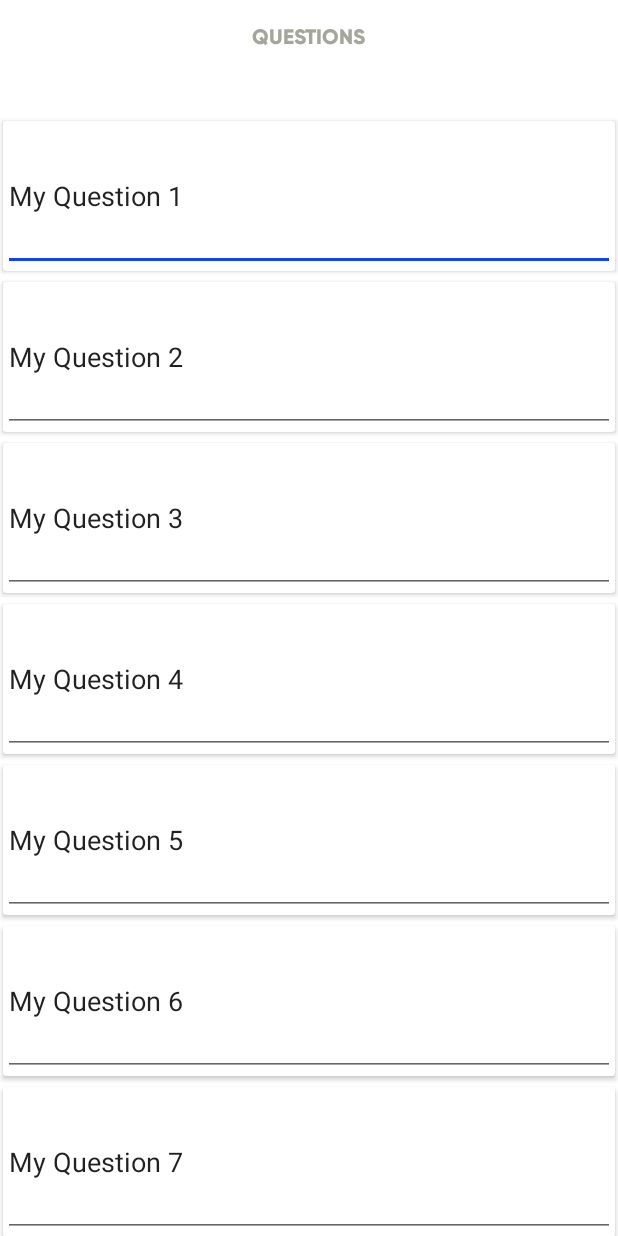
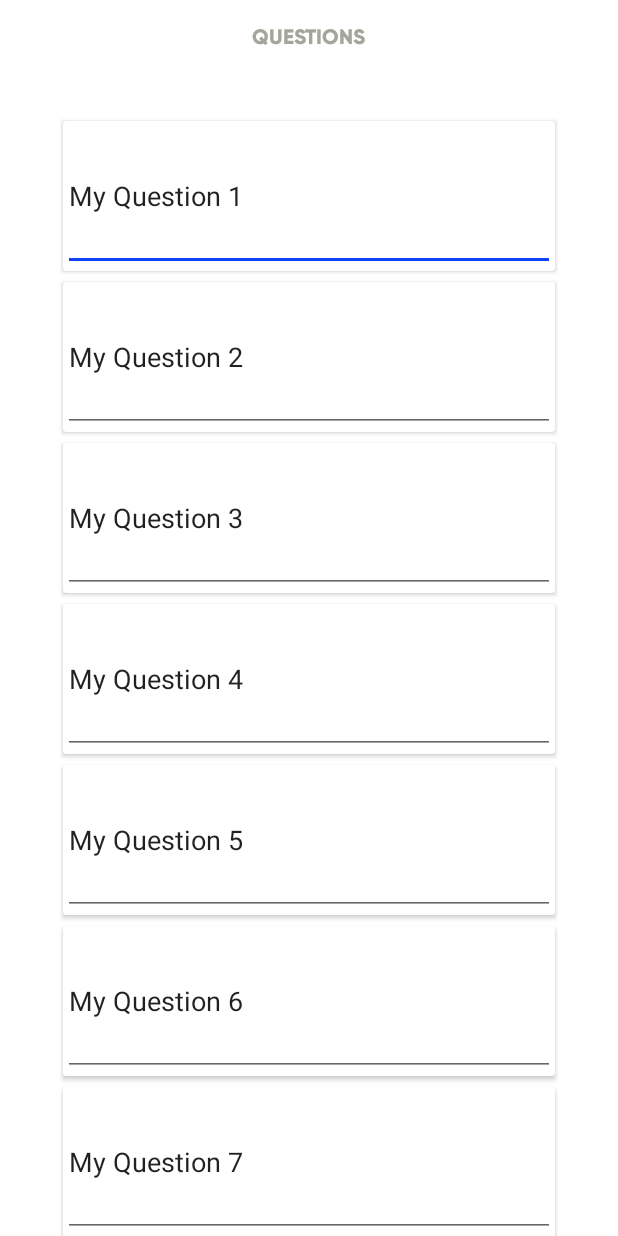
Before and after one commit to confringoinc/Enigma, an Android app: the fragment DataFragment shown on its own in the app's theme, on a phone screen of 412 x 824 dp. Run offline under Robolectric (Android 15) with nearby library versions, the phone set to English and light mode, and no system bars; 2 statements that could not run were skipped.

Commit message:
UPDATE: First commit

```diff
--- a/app/src/main/java/com/example/makepaper/QuestionAdapter.kt
+++ b/app/src/main/java/com/example/makepaper/QuestionAdapter.kt
@@ -34,7 +34,7 @@ class QuestionAdapter(val context: Context?, val ques: Questions): RecyclerView.
     inner class MyViewHolder(itemView: View): RecyclerView.ViewHolder(itemView) {
         fun setData(que: String){
             //  Set question
-            itemView.question.setText(que)
+            itemView.tv_question.setText(que)
         }
     }
 }
--- a/app/src/main/java/com/example/makepaper/QuestionsAdapter.kt
+++ b/app/src/main/java/com/example/makepaper/QuestionsAdapter.kt
@@ -23,6 +23,6 @@ class QuestionsAdapter(private val listData: MutableList<ListQuestions>) : Recyc
     }
 
     inner class ViewHolder(itemView: View) : RecyclerView.ViewHolder(itemView) {
-        val tvQuestion: TextView = itemView.findViewById<View>(R.id.tv_questions) as TextView
+        val tvQuestion: TextView = itemView.findViewById<View>(R.id.tv_question) as TextView
     }
 }
--- a/app/src/main/res/layout/fragment_data.xml
+++ b/app/src/main/res/layout/fragment_data.xml
@@ -22,10 +22,14 @@
         android:id="@+id/rv_questions"
         android:layout_width="match_parent"
         android:layout_height="wrap_content"
+        android:layout_marginStart="40dp"
+        android:layout_marginLeft="40dp"
         android:layout_marginTop="40dp"
+        android:layout_marginEnd="40dp"
+        android:layout_marginRight="40dp"
+        android:paddingBottom="20dp"
         app:layout_constraintEnd_toEndOf="parent"
         app:layout_constraintStart_toStartOf="parent"
-        app:layout_constraintTop_toBottomOf="@+id/textView"
-        android:paddingBottom="20dp"/>
+        app:layout_constraintTop_toBottomOf="@+id/textView" />
 
 </androidx.constraintlayout.widget.ConstraintLayout>
--- a/app/src/main/res/layout/question_list.xml
+++ b/app/src/main/res/layout/question_list.xml
@@ -8,7 +8,7 @@
     xmlns:android="http://schemas.android.com/apk/res/android">
 
     <MultiAutoCompleteTextView
-        android:id="@+id/question"
+        android:id="@+id/tv_question"
         android:layout_width="match_parent"
         android:layout_height="match_parent"/>
 </androidx.cardview.widget.CardView>
```
